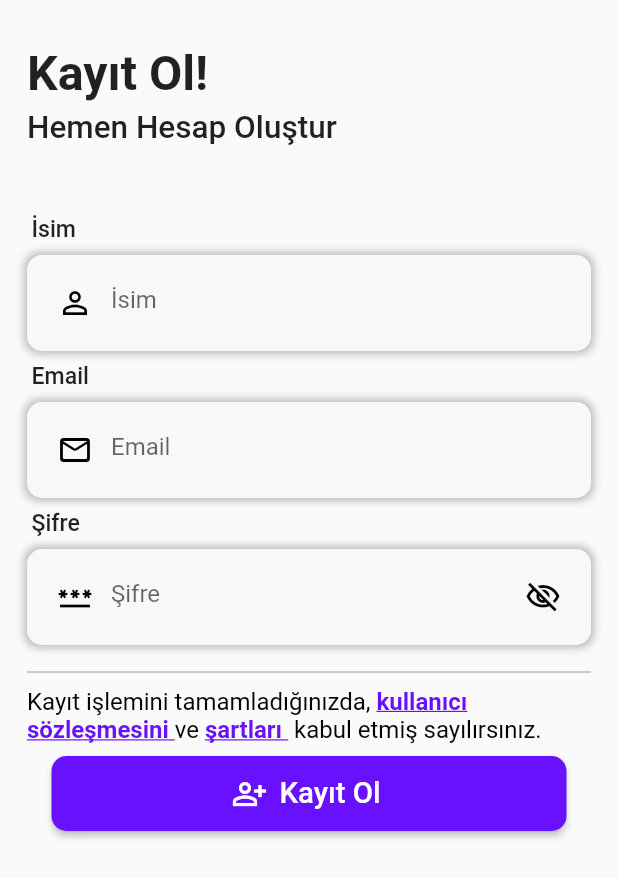
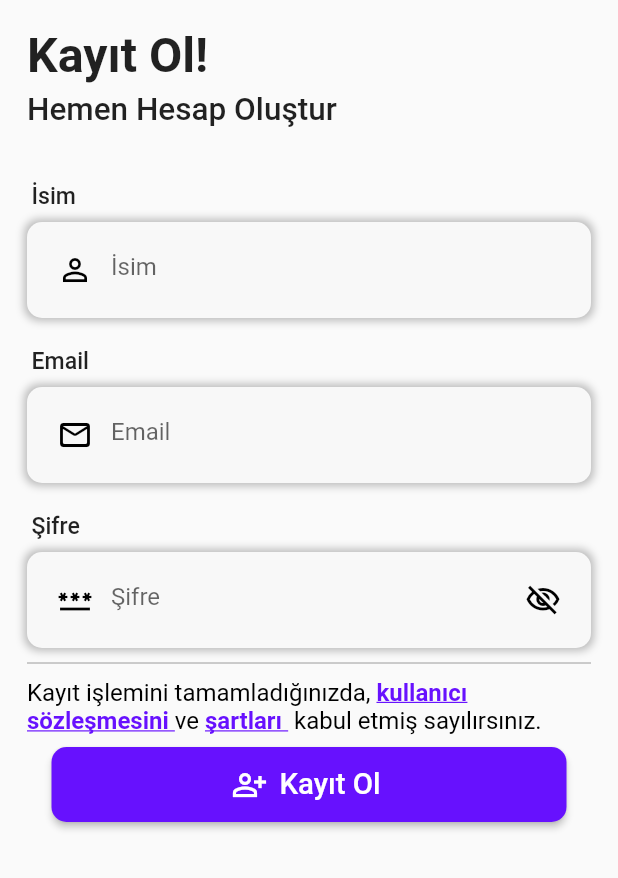
Before and after one commit to yusufkecer/HR, a Flutter app: the screen it shows after launch, after a tap on "Şifremi Unuttum", on a phone screen of 412 x 824 dp. Shown: the top 878 px of the screen. Run offline on Flutter 3.47's test engine with Material 2 defaults, Android fonts, the light colour scheme and no system bars; our stand-ins replace firebase_core; accounts and stored records are empty.

Commit message:
screen scaling adjusted

```diff
--- a/lib/core/constant/edge_insets.dart
+++ b/lib/core/constant/edge_insets.dart
@@ -7,6 +7,7 @@ class ProjectPadding extends EdgeInsets {
   const ProjectPadding.edgeZero() : super.all(0);
 //only
   const ProjectPadding.leftEight() : super.only(left: 8);
+  const ProjectPadding.topEight() : super.only(left: 8);
   const ProjectPadding.topTwenty() : super.only(top: 20);
 //spesific
   const ProjectPadding.textFieldTitle() : super.only(left: 3.0, bottom: 8);
--- a/lib/login/login_page.dart
+++ b/lib/login/login_page.dart
@@ -2,11 +2,11 @@ import 'package:chat/core/constant/size.dart';
 import 'package:chat/login/register_page.dart';
 import 'package:chat/product/mixin/password_visible.dart';
 import 'package:chat/product/widgets/button/text_button.dart';
-import 'package:chat/product/widgets/sized_box/box_space.dart';
 import 'package:chat/product/widgets/checkbox.dart';
 import 'package:chat/product/widgets/text_fields.dart';
 import 'package:chat/product/widgets/title.dart';
 import 'package:flutter/material.dart';
+import '../Product/widgets/sized_box/box_space.dart';
 import '../core/constant/edge_insets.dart';
 import '../product/constant/colors.dart';
 import '../product/constant/icons.dart';
@@ -22,23 +22,28 @@ class LoginPage extends StatefulWidget {
   State<LoginPage> createState() => _LoginPageState();
 }
 
-class _LoginPageState extends State<LoginPage> with PasswordVisibilityMixin {
-  Map<String, dynamic> users = {};
+class _LoginPageState extends State<LoginPage> {
+  bool isVisible = false;
 
   @override
   Widget build(BuildContext context) {
     return Scaffold(
-      body: SafeArea(
-        child: ListView(
-          shrinkWrap: true,
-          children: [
-            titles(),
-            BoxSpace(
-              height: ProjectSize.bigHeight().height,
-            ),
-            Padding(
+      body: SingleChildScrollView(
+        child: SizedBox(
+          height: MediaQuery.of(context).size.height,
+          child: SafeArea(
+            child: Padding(
               padding: const ProjectPadding.allEightteen(),
               child: Column(
+                mainAxisSize: MainAxisSize.max,
+                children: [
+                  Align(
+                    alignment: Alignment.topLeft,
+                    child: titles(),
+                  ),
+                  Expanded(
+                    child: Column(
+                      mainAxisAlignment: MainAxisAlignment.center,
                       children: [
                         forms(),
                         Row(
@@ -58,6 +63,9 @@ class _LoginPageState extends State<LoginPage> with PasswordVisibilityMixin {
                     ),
                   ),
                 ],
+              ),
+            ),
+          ),
         ),
       ),
     );
@@ -131,6 +139,9 @@ class _LoginPageState extends State<LoginPage> with PasswordVisibilityMixin {
             fontWeight: Weight.midium,
             info: StringData.email,
           ),
+          BoxSpace(
+            height: ProjectSize.bigHeight().height,
+          ),
           TextFields(
             onchange: (value) {
               print("object");
@@ -143,7 +154,7 @@ class _LoginPageState extends State<LoginPage> with PasswordVisibilityMixin {
             ),
             suffixButton: IconButton(
               onPressed: () {
-                changeVisibility();
+                //   changeVisibility();
               },
               icon: isVisible
                   ? const Icon(ProjectIcons.visibilityOn)
--- a/lib/login/register_page.dart
+++ b/lib/login/register_page.dart
@@ -3,6 +3,7 @@ import 'package:chat/product/constant/colors.dart';
 import 'package:chat/product/mixin/password_visible.dart';
 import 'package:chat/product/widgets/button/elevated_icon.dart';
 import 'package:chat/product/widgets/button/text_button.dart';
+import 'package:chat/product/widgets/checkbox.dart';
 import 'package:chat/product/widgets/text_fields.dart';
 import 'package:chat/product/widgets/title.dart';
 import 'package:flutter/gestures.dart';
@@ -30,13 +31,18 @@ class _RegisterState extends State<Register> with PasswordVisibilityMixin {
         child: ListView(
           shrinkWrap: true,
           children: [
-            title(),
-            BoxSpace(
-              height: ProjectSize.bigHeight().height,
-            ),
             Padding(
               padding: const ProjectPadding.allEightteen(),
+              child: Align(
+                alignment: Alignment.topLeft,
+                child: title(),
+              ),
+            ),
+            Expanded(
+              child: Padding(
+                padding: const ProjectPadding.allEightteen(),
                 child: Column(
+                  mainAxisAlignment: MainAxisAlignment.center,
                   children: [
                     forms(),
                     Divider(
@@ -64,7 +70,7 @@ class _RegisterState extends State<Register> with PasswordVisibilityMixin {
                                 ),
                                 recognizer: TapGestureRecognizer()
                                   ..onTap = () {
-                                  // code to open / launch terms of service link here
+                                    Navigator.pop(context);
                                   },
                               ),
                               TextSpan(
@@ -102,6 +108,7 @@ class _RegisterState extends State<Register> with PasswordVisibilityMixin {
                   ],
                 ),
               ),
+            ),
           ],
         ),
       ),
@@ -128,6 +135,9 @@ class _RegisterState extends State<Register> with PasswordVisibilityMixin {
             fontWeight: Weight.midium,
             info: StringData.name,
           ),
+          BoxSpace(
+            height: ProjectSize.bigHeight().height,
+          ),
           TextFields(
             onchange: (value) {},
             validator: (value) {},
@@ -138,6 +148,9 @@ class _RegisterState extends State<Register> with PasswordVisibilityMixin {
             ),
             fontWeight: Weight.midium,
             info: StringData.email,
+          ),
+          BoxSpace(
+            height: ProjectSize.bigHeight().height,
           ),
           TextFields(
             validator: (value) {
--- a/lib/product/widgets/button/text_button.dart
+++ b/lib/product/widgets/button/text_button.dart
@@ -5,7 +5,7 @@ class MyTextButton extends StatelessWidget {
   final String? named;
   final Function? onPressed;
 
-  const MyTextButton({this.onPressed, this.named = "aa", super.key});
+  const MyTextButton({this.onPressed, this.named, super.key});
 
   @override
   Widget build(BuildContext context) {
--- a/lib/product/widgets/text_fields.dart
+++ b/lib/product/widgets/text_fields.dart
@@ -1,3 +1,4 @@
+// ignore_for_file: must_be_immutable
 import 'package:chat/Core/Constant/edge_insets.dart';
 import 'package:chat/core/constant/size.dart';
 import 'package:flutter/material.dart';
@@ -57,9 +58,6 @@ class TextFields extends StatelessWidget {
           child: Padding(
               padding: const ProjectPadding.allEight(), child: textfField()),
         ),
-        BoxSpace(
-          height: ProjectSize.normalHeight().height,
-        )
       ],
     );
   }
--- a/lib/product/widgets/title.dart
+++ b/lib/product/widgets/title.dart
@@ -15,9 +15,7 @@ class Titles extends StatelessWidget {
 
   @override
   Widget build(BuildContext context) {
-    return Padding(
-      padding: EdgeInsets.fromLTRB(18, 30, 0, 8),
-      child: Column(
+    return Column(
       crossAxisAlignment: CrossAxisAlignment.start,
       children: [
         Text(
@@ -35,7 +33,6 @@ class Titles extends StatelessWidget {
           style: const TextStyle(fontWeight: Weight.midium),
         ),
       ],
-      ),
     );
   }
 }
```
Lines whose indentation alone changed are shown as unchanged.
